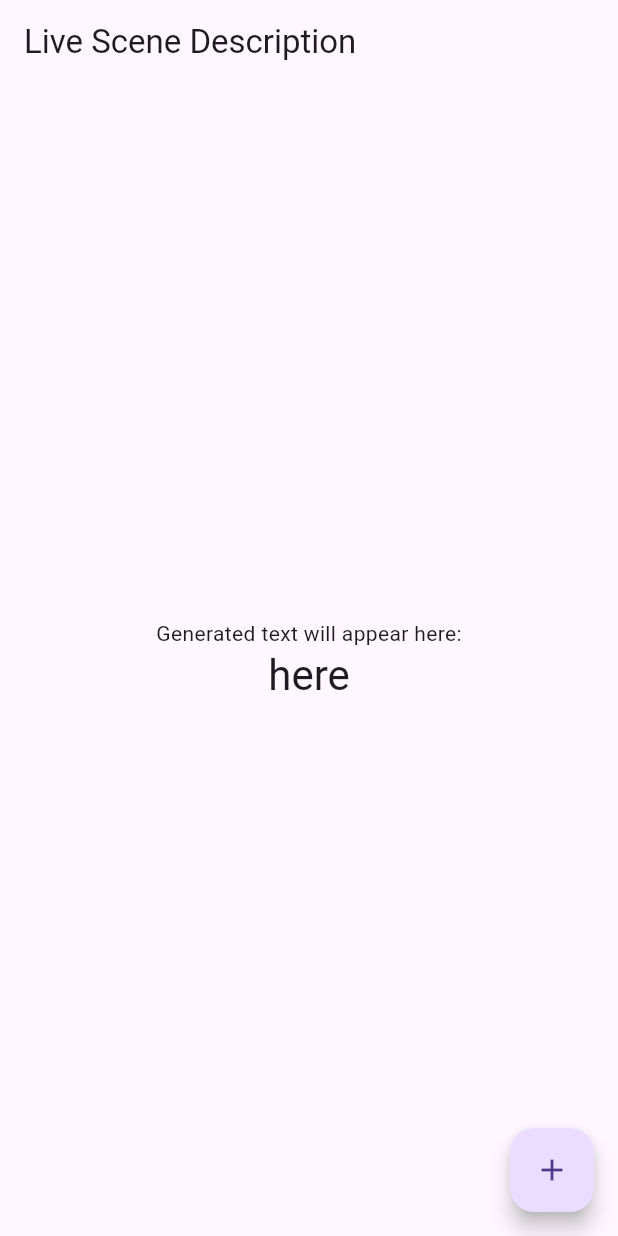
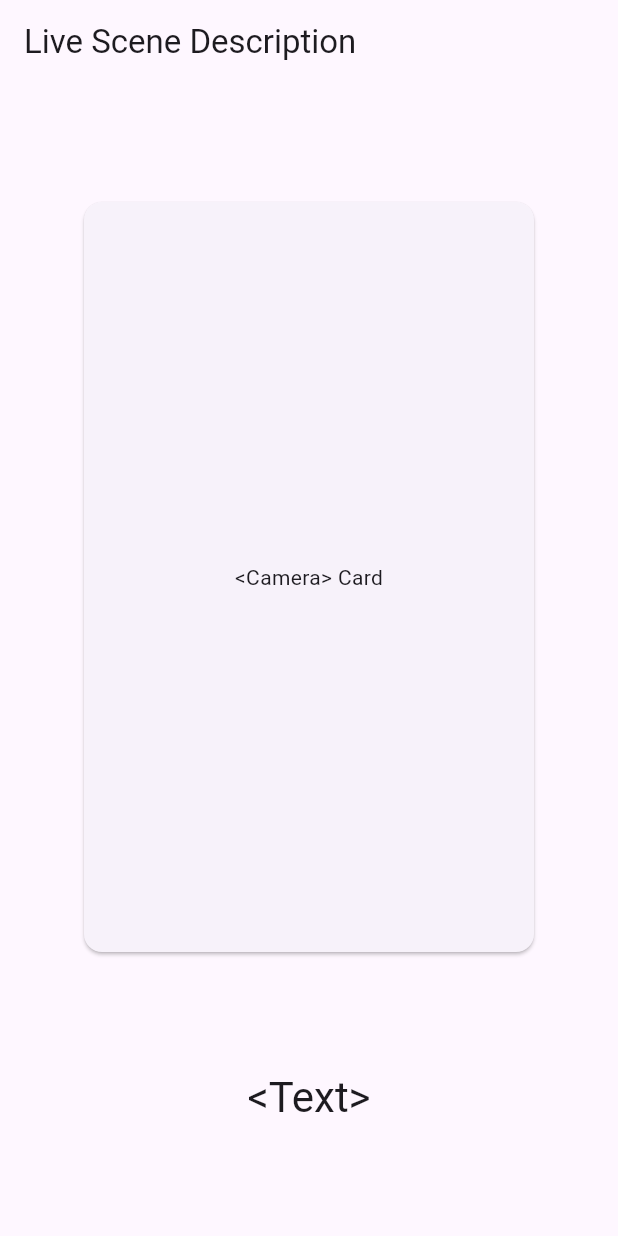
Before and after one commit to ComradeCat24/oculight_app, a Flutter app: the screen it shows after launch, on a phone screen of 412 x 824 dp. Run offline on Flutter 3.47's test engine with Material 2 defaults, Android fonts, the light colour scheme and no system bars.

Commit message:
:lipstick: add camera and text cards

```diff
--- a/lib/main.dart
+++ b/lib/main.dart
@@ -2,6 +2,23 @@ import 'package:flutter/material.dart';
 
 void main() {
   runApp(const MyApp());
+}
+
+class ElevatedCardExample extends StatelessWidget {
+  const ElevatedCardExample({super.key});
+
+  @override
+  Widget build(BuildContext context) {
+    return const Center(
+      child: Card(
+        child: SizedBox(
+          width: 300,
+          height: 500,
+          child: Center(child: Text('<Camera> Card')),
+        ),
+      ),
+    );
+  }
 }
 
 class MyApp extends StatelessWidget {
@@ -32,13 +49,13 @@ class MyHomePage extends StatefulWidget {
 }
 
 class _MyHomePageState extends State<MyHomePage> {
-  String _text = 'here';
+  String _text = '<Text>';
 
-  void _updateText() {
-    setState(() {
-      _text = 'hello World!';
-    });
-  }
+  // void _updateText() {
+  //   setState(() {
+  //     _text = 'hello World!';
+  //   });
+  // }
 
   @override
   Widget build(BuildContext context) {
@@ -48,23 +65,16 @@ class _MyHomePageState extends State<MyHomePage> {
       ),
       body: Center(
         child: Column(
-          mainAxisAlignment: MainAxisAlignment.center,
+          mainAxisAlignment: MainAxisAlignment.spaceEvenly,
           children: <Widget>[
-            const Text(
-              'Generated text will appear here:',
-            ),
+            const ElevatedCardExample(),
             Text(
-              '$_text',
+              _text,
               style: Theme.of(context).textTheme.headline4,
             ),
           ],
         ),
       ),
-      floatingActionButton: FloatingActionButton(
-        onPressed: _updateText,
-        tooltip: 'Update Text',
-        child: const Icon(Icons.add),
-      ), // This trailing comma makes auto-formatting nicer for build methods.
     );
   }
 }
```
